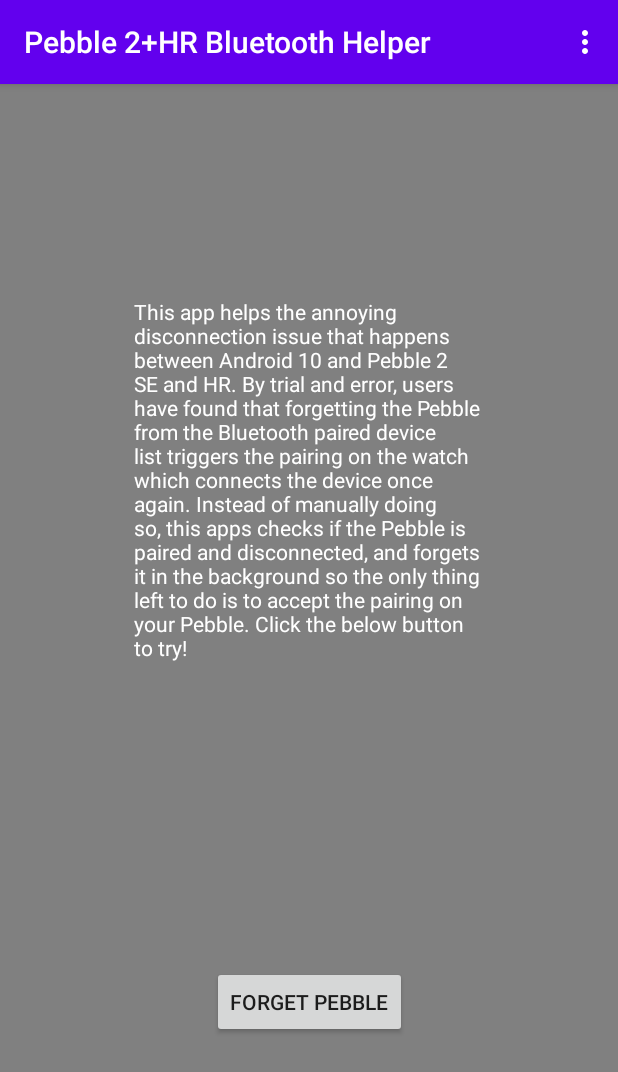
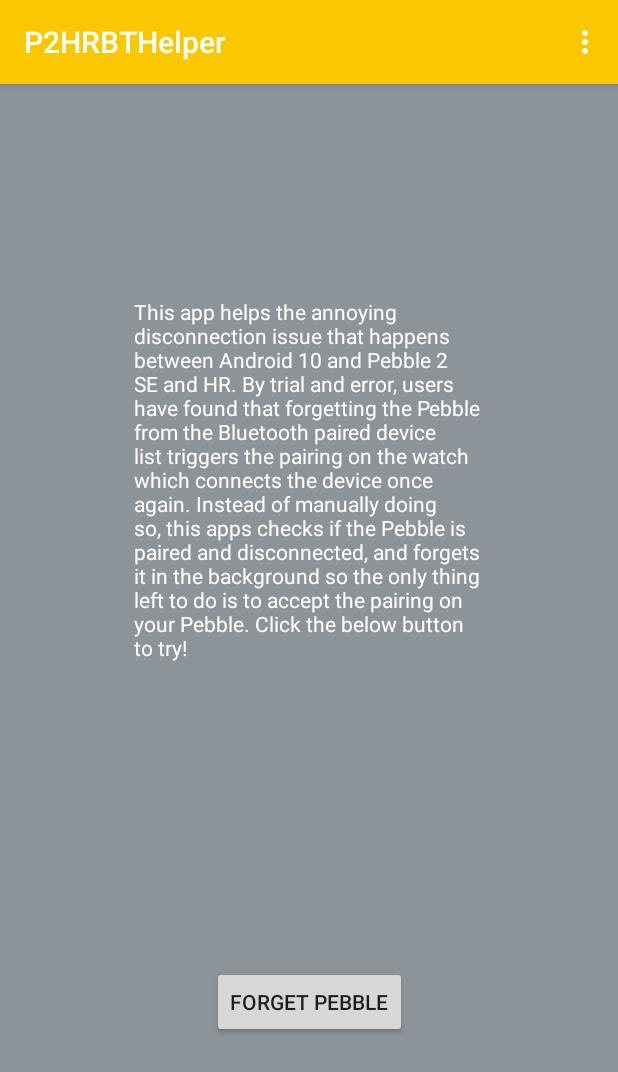
Before and after one commit to alessap/p2hrbthelper, an Android app: the screen it shows after launch (MainActivity), on a phone screen of 412 x 824 dp. Shown: the top 1072 px of the screen. Run offline under Robolectric (Android 15) with nearby library versions, the phone set to English and light mode, and no system bars.

Commit message:
change colours

```diff
--- a/app/src/main/res/values/colors.xml
+++ b/app/src/main/res/values/colors.xml
@@ -1,8 +1,8 @@
 <?xml version="1.0" encoding="utf-8"?>
 <resources>
-    <color name="colorPrimary">#6200EE</color>
-    <color name="colorPrimaryDark">#3700B3</color>
-    <color name="colorAccent">#03DAC5</color>
-    <color name="bkgcolor">#808080</color>
+    <color name="colorPrimary">#FAC800</color>
+    <color name="colorPrimaryDark">#8A7958</color>
+    <color name="colorAccent">#89C147</color>
+    <color name="bkgcolor">#8C9399</color>
     <color name="textcolor">#FFFFFF</color>
 </resources>
--- a/app/src/main/res/values/strings.xml
+++ b/app/src/main/res/values/strings.xml
@@ -1,5 +1,5 @@
 <resources>
-    <string name="app_name">Pebble 2+HR Bluetooth Helper</string>
+    <string name="app_name">P2HRBTHelper</string>
     <string name="action_settings">Settings</string>
     <!-- Strings used for fragments for navigation -->
     <string name="first_fragment_label">First Fragment</string>
```
Also changed, not shown: 1 other file.
